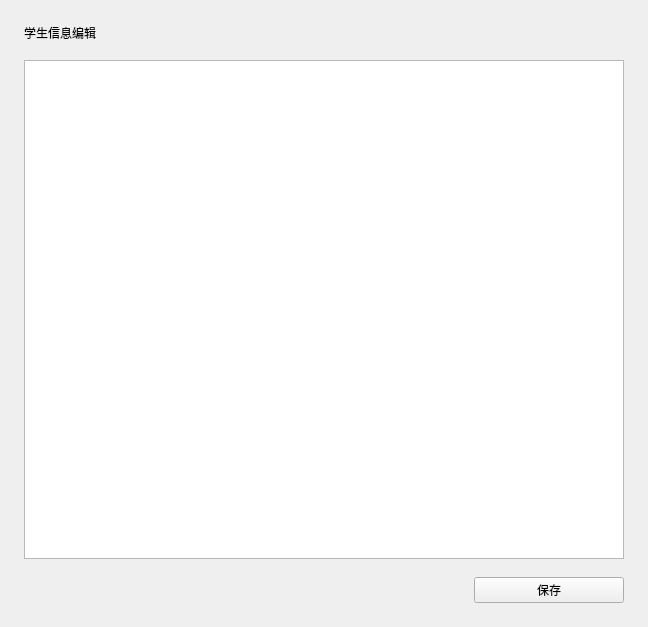
Above: ui/settings/students.ui from windyslime/RandPicker-1 before the change. Below: the same form after it.
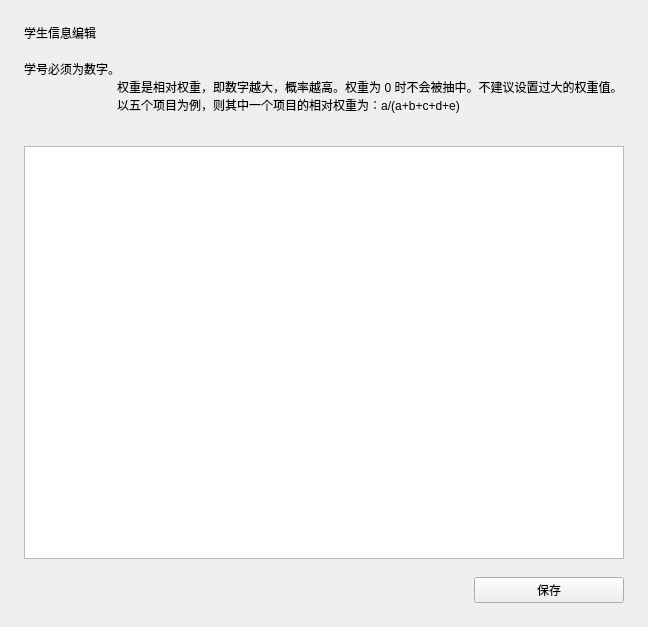
That is the form after the change. Custom widgets are drawn as their Qt base class.

```diff
--- a/ui/settings/students.ui
+++ b/ui/settings/students.ui
@@ -36,6 +36,16 @@
      </property>
     </widget>
    </item>
+            <item>
+                <widget class="CaptionLabel" name="CaptionLabel">
+                    <property name="text">
+                        <string>学号必须为数字。
+                            权重是相对权重，即数字越大，概率越高。权重为 0 时不会被抽中。不建议设置过大的权重值。
+                            以五个项目为例，则其中一个项目的相对权重为：a/(a+b+c+d+e)
+                        </string>
+                    </property>
+                </widget>
+            </item>
    <item>
     <layout class="QHBoxLayout" name="horizontalLayout_6">
      <property name="spacing">
@@ -121,6 +131,11 @@
    <extends>QTableWidget</extends>
    <header>qfluentwidgets</header>
   </customwidget>
+        <customwidget>
+            <class>CaptionLabel</class>
+            <extends>QLabel</extends>
+            <header>qfluentwidgets</header>
+        </customwidget>
  </customwidgets>
  <resources/>
  <connections/>
```
Lines whose indentation alone changed are shown as unchanged.
